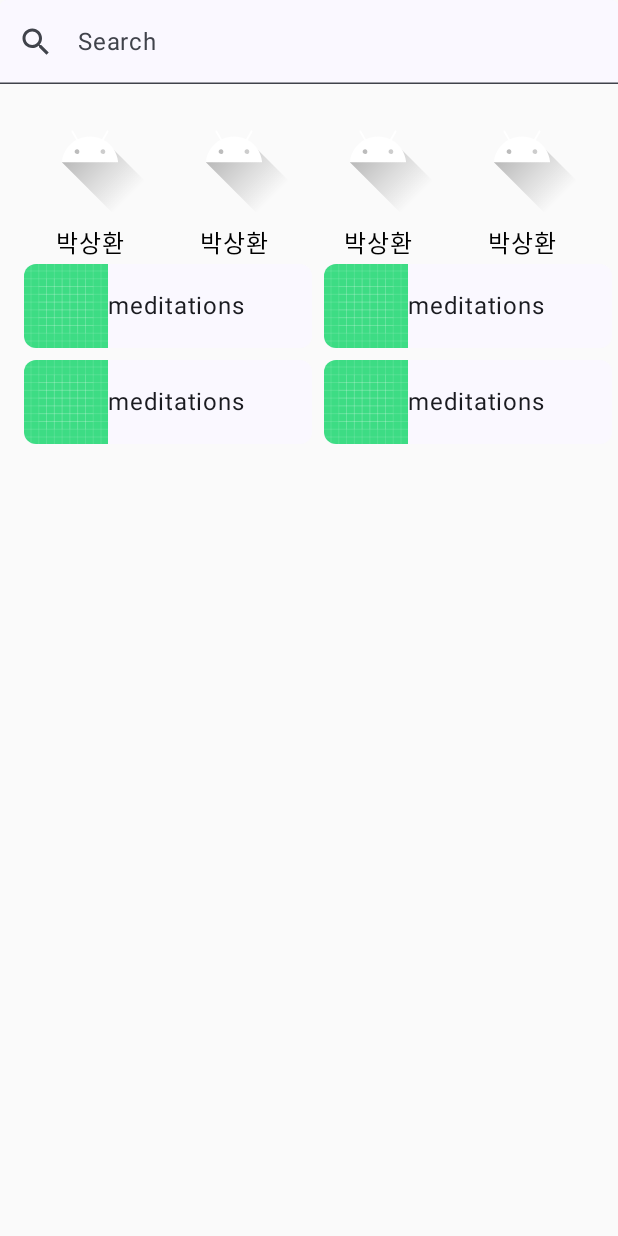
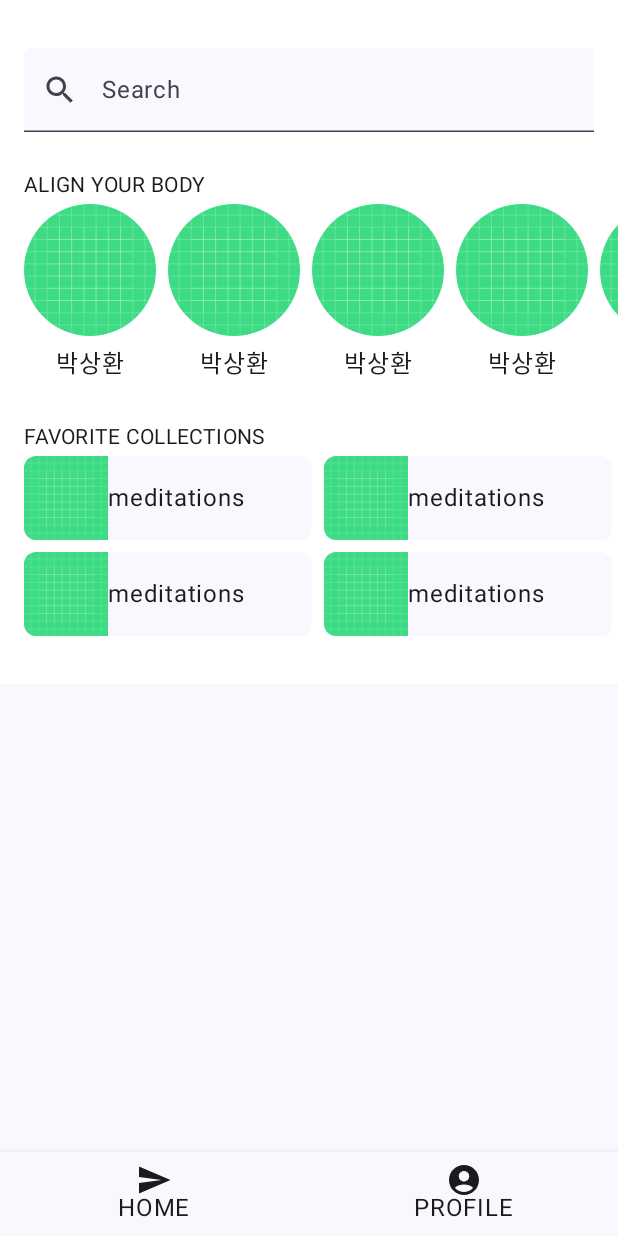
Before and after one commit to Huzit/ComposeBasicLayoutExample, an Android app built with Jetpack Compose: the screen it shows after launch (MainActivity), on a phone screen of 412 x 824 dp. Run offline under Robolectric (Android 15) with nearby library versions, the phone set to English and light mode, and no system bars.

Commit message:
2023-05-05 - JetPackCompose 기본 레이아웃 예제

```diff
--- a/app/build.gradle
+++ b/app/build.gradle
@@ -37,7 +37,7 @@ android {
         compose true
     }
     composeOptions {
-        kotlinCompilerExtensionVersion '1.3.2'
+        kotlinCompilerExtensionVersion '1.4.2'
     }
     packagingOptions {
         resources {
@@ -48,14 +48,15 @@ android {
 
 dependencies {
 
-    implementation 'androidx.core:core-ktx:1.8.0'
-    implementation 'androidx.lifecycle:lifecycle-runtime-ktx:2.3.1'
-    implementation 'androidx.activity:activity-compose:1.5.1'
+    implementation 'androidx.core:core-ktx:1.10.0'
+    implementation 'androidx.lifecycle:lifecycle-runtime-ktx:2.6.1'
+    implementation 'androidx.activity:activity-compose:1.7.1'
     implementation platform('androidx.compose:compose-bom:2022.10.00')
     implementation 'androidx.compose.ui:ui'
     implementation 'androidx.compose.ui:ui-graphics'
     implementation 'androidx.compose.ui:ui-tooling-preview'
     implementation 'androidx.compose.material3:material3'
+    implementation 'androidx.compose.material:material'
     testImplementation 'junit:junit:4.13.2'
     androidTestImplementation 'androidx.test.ext:junit:1.1.5'
     androidTestImplementation 'androidx.test.espresso:espresso-core:3.5.1'
--- a/app/src/main/java/com/weather/composebasiclayoutexample/MainActivity.kt
+++ b/app/src/main/java/com/weather/composebasiclayoutexample/MainActivity.kt
@@ -1,6 +1,5 @@
 package com.weather.composebasiclayoutexample
 
-import android.content.res.Resources.Theme
 import android.os.Bundle
 import androidx.activity.ComponentActivity
 import androidx.activity.compose.setContent
@@ -12,7 +11,7 @@ import androidx.compose.foundation.layout.Arrangement
 import androidx.compose.foundation.layout.Column
 import androidx.compose.foundation.layout.PaddingValues
 import androidx.compose.foundation.layout.Row
-import androidx.compose.foundation.layout.fillMaxSize
+import androidx.compose.foundation.layout.Spacer
 import androidx.compose.foundation.layout.fillMaxWidth
 import androidx.compose.foundation.layout.height
 import androidx.compose.foundation.layout.heightIn
@@ -23,22 +22,28 @@ import androidx.compose.foundation.layout.width
 import androidx.compose.foundation.lazy.LazyRow
 import androidx.compose.foundation.lazy.grid.GridCells
 import androidx.compose.foundation.lazy.grid.LazyHorizontalGrid
+import androidx.compose.foundation.rememberScrollState
 import androidx.compose.foundation.shape.CircleShape
-import androidx.compose.foundation.text.BasicTextField
+import androidx.compose.foundation.verticalScroll
+import androidx.compose.material.BottomNavigation
+import androidx.compose.material.BottomNavigationItem
 import androidx.compose.material.icons.Icons
+import androidx.compose.material.icons.filled.AccountCircle
 import androidx.compose.material.icons.filled.Search
+import androidx.compose.material.icons.filled.Send
 import androidx.compose.material3.*
 import androidx.compose.runtime.Composable
+import androidx.compose.runtime.structuralEqualityPolicy
 import androidx.compose.ui.Alignment
 import androidx.compose.ui.Modifier
 import androidx.compose.ui.draw.clip
-import androidx.compose.ui.graphics.Color
 import androidx.compose.ui.layout.ContentScale
 import androidx.compose.ui.res.painterResource
 import androidx.compose.ui.res.stringResource
 import androidx.compose.ui.tooling.preview.Preview
 import androidx.compose.ui.unit.dp
 import com.weather.composebasiclayoutexample.ui.theme.ComposeBasicLayoutExampleTheme
+import java.util.Locale
 
 class MainActivity : ComponentActivity() {
     override fun onCreate(savedInstanceState: Bundle?) {
@@ -51,17 +56,90 @@ class MainActivity : ComponentActivity() {
     }
 }
 
+@OptIn(ExperimentalMaterial3Api::class)
 @Composable
 fun TestApp(modifier: Modifier) {
-    Column(
-        modifier = Modifier
-    ) {
-        SearchBar(modifier = modifier)
-        AlignYourBodyRow()
-        FavoriteCollectionGrid()
+    Scaffold(
+        bottomBar = { SootheBottomNavigation() }
+    ) { padding ->
+        HomeScreen(Modifier.padding(padding).background(color = androidx.compose.material.MaterialTheme.colors.background))
     }
 }
 
+@Composable
+private fun SootheBottomNavigation(modifier: Modifier = Modifier) {
+    BottomNavigation(
+        modifier,
+        backgroundColor = MaterialTheme.colorScheme.background
+    ) {
+        BottomNavigationItem(
+            icon = {
+                Icon(
+                    imageVector = Icons.Default.Send,
+                    contentDescription = null
+                )
+            },
+            label = {
+                Text(text = stringResource(id = R.string.bottom_navigation_home))
+            },
+            selected = true,
+            onClick = { }
+        )
+        BottomNavigationItem(
+            icon = {
+                Icon(
+                    imageVector = Icons.Default.AccountCircle,
+                    contentDescription = null
+                )
+            },
+            label = {
+                Text(stringResource(R.string.bottom_navigation_profile))
+            },
+            selected = true,
+            onClick = { /*TODO*/ }
+        )
+    }
+}
+
+@Composable
+fun HomeScreen(modifier: Modifier = Modifier) {
+    Column(
+        modifier
+            .verticalScroll(rememberScrollState())
+            .padding(vertical = 16.dp)
+    ) {
+        Spacer(modifier = Modifier.height(16.dp))
+        SearchBar(Modifier.padding(horizontal = 16.dp))
+        HomeSection(title = R.string.align_your_body) {
+            AlignYourBodyRow()
+        }
+        HomeSection(title = R.string.favorite_collections) {
+            FavoriteCollectionGrid()
+        }
+        Spacer(modifier = Modifier.height(16.dp))
+
+    }
+}
+
+@Composable
+fun HomeSection(
+    @StringRes title: Int,
+    modifier: Modifier = Modifier,
+    content: @Composable () -> Unit
+) {
+    Column(modifier) {
+        Text(
+            text = stringResource(id = title).uppercase(Locale.getDefault()),
+            style = MaterialTheme.typography.bodyMedium,
+            modifier = Modifier
+                .paddingFromBaseline(top = 40.dp, bottom = 8.dp)
+                .padding(horizontal = 16.dp)
+        )
+        content()
+    }
+}
+
+//아이콘 리사이클러
 @Composable
 fun AlignYourBodyRow(
     modifier: Modifier = Modifier
@@ -72,11 +150,12 @@ fun AlignYourBodyRow(
         modifier = Modifier
     ) {
         items(10) { item ->
-            AlignYourBodyElement(drawable = R.drawable.ic_launcher_foreground, text = R.string.name)
+            AlignYourBodyElement(drawable = R.drawable.ic_launcher_background, text = R.string.name)
         }
     }
 }
 
+//몸 아이콘
 @Composable
 fun AlignYourBodyElement(
     modifier: Modifier = Modifier,
@@ -101,6 +180,7 @@ fun AlignYourBodyElement(
     }
 }
 
+//검색창
 @OptIn(ExperimentalMaterial3Api::class)
 @Composable
 fun SearchBar(modifier: Modifier = Modifier) {
@@ -125,6 +205,7 @@ fun SearchBar(modifier: Modifier = Modifier) {
     )
 }
 
+//컬렉션 그리드
 @Composable
 fun FavoriteCollectionGrid(
     modifier: Modifier = Modifier
@@ -146,6 +227,7 @@ fun FavoriteCollectionGrid(
     }
 }
 
+//즐겨찾는 컬렉션 카드
 @Composable
 fun FavoriteCollectionCard(
     modifier: Modifier = Modifier,
@@ -171,10 +253,19 @@ fun FavoriteCollectionCard(
     }
 }
 
+@Preview(showBackground = true, backgroundColor = 0xFFF0EAE2)
+@Composable
+fun HomeSectionPreview() {
+    ComposeBasicLayoutExampleTheme() {
+        HomeSection(title = R.string.align_your_body) {
+            AlignYourBodyRow()
+        }
+    }
+}
 
-@Preview(showBackground = true)
+@Preview(showBackground = true, backgroundColor = 0xFFF0EAE2)
 @Composable
-fun GreetingPreview() {
+fun MainPreview() {
     ComposeBasicLayoutExampleTheme {
         TestApp(modifier = Modifier)
     }
--- a/app/src/main/res/values/strings.xml
+++ b/app/src/main/res/values/strings.xml
@@ -3,4 +3,8 @@
     <string name="placeholder_search">"Search"</string>
     <string name="name">"박상환"</string>
     <string name="fc2_nature_meditations">"meditations"</string>
+    <string name="align_your_body">"align your body"</string>
+    <string name="favorite_collections">"favorite collections"</string>
+    <string name="bottom_navigation_home">HOME</string>
+    <string name="bottom_navigation_profile">PROFILE</string>
 </resources>
--- a/build.gradle
+++ b/build.gradle
@@ -2,5 +2,5 @@
 plugins {
     id 'com.android.application' version '8.0.0' apply false
     id 'com.android.library' version '8.0.0' apply false
-    id 'org.jetbrains.kotlin.android' version '1.7.20' apply false
+    id 'org.jetbrains.kotlin.android' version '1.8.10' apply false
 }
```
Also changed, not shown: 1 other file.
